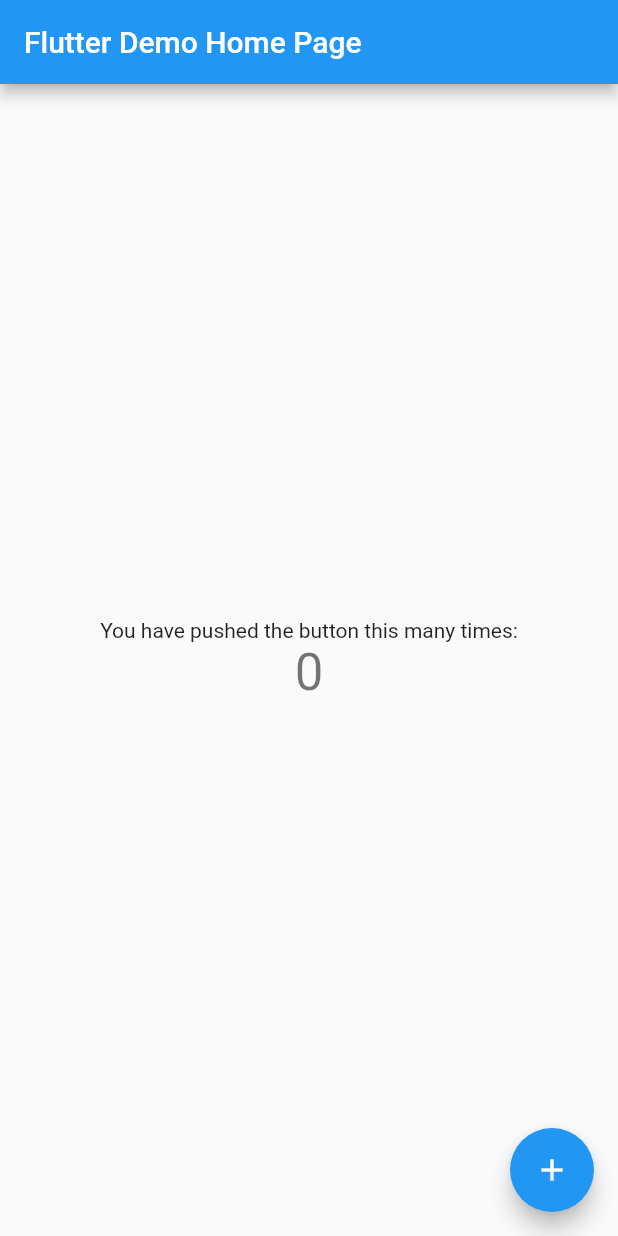
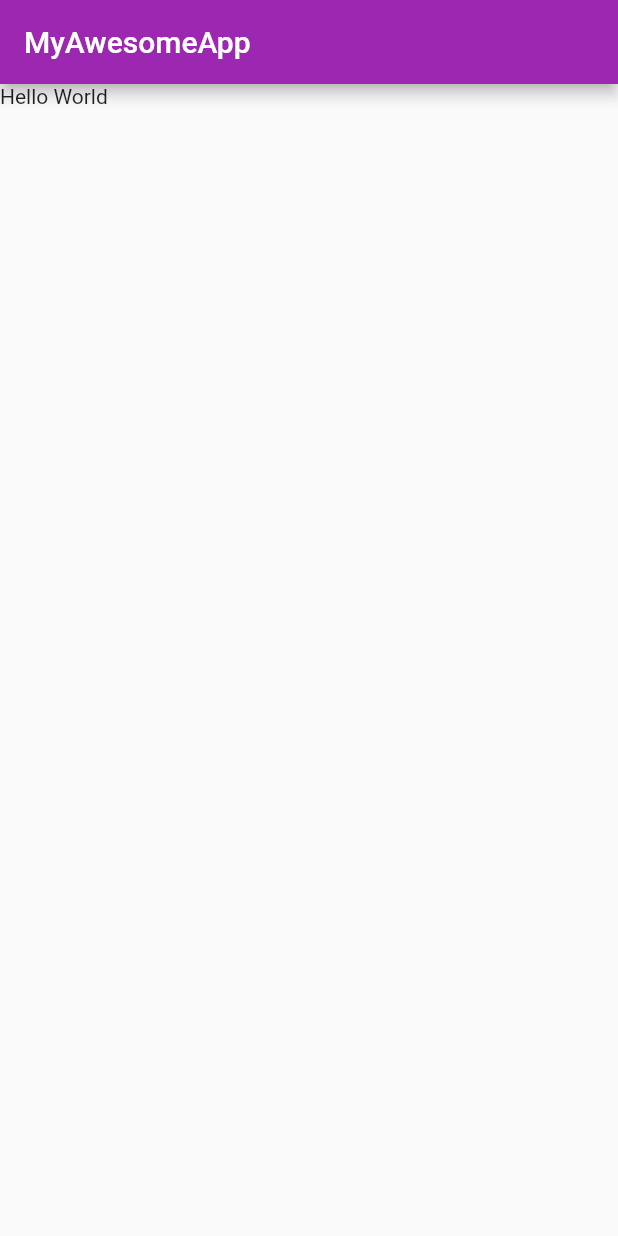
Before and after one commit to codersangam/flutter-basics, a Flutter app: the screen it shows after launch, on a phone screen of 412 x 824 dp. Run offline on Flutter 3.47's test engine with Material 2 defaults, Android fonts, the phone set to English and light mode, and no system bars.

Commit message:
day 1 complete

```diff
--- a/lib/main.dart
+++ b/lib/main.dart
@@ -1,113 +1,22 @@
 import 'package:flutter/material.dart';
 
 void main() {
-  runApp(MyApp());
+  runApp(MaterialApp(
+    home: HomePage(),
+    theme: ThemeData(primarySwatch: Colors.purple),
+  ));
 }
 
-class MyApp extends StatelessWidget {
-  // This widget is the root of your application.
+class HomePage extends StatelessWidget {
+  const HomePage({Key? key}) : super(key: key);
+
   @override
   Widget build(BuildContext context) {
-    return MaterialApp(
-      title: 'Flutter Demo',
-      theme: ThemeData(
-        // This is the theme of your application.
-        //
-        // Try running your application with "flutter run". You'll see the
-        // application has a blue toolbar. Then, without quitting the app, try
-        // changing the primarySwatch below to Colors.green and then invoke
-        // "hot reload" (press "r" in the console where you ran "flutter run",
-        // or simply save your changes to "hot reload" in a Flutter IDE).
-        // Notice that the counter didn't reset back to zero; the application
-        // is not restarted.
-        primarySwatch: Colors.blue,
+    return Scaffold(
+      appBar: AppBar(title: Text("MyAwesomeApp")),
+      body: Container(
+        child: Text("Hello World"),
       ),
-      home: MyHomePage(title: 'Flutter Demo Home Page'),
     );
   }
 }
-
-class MyHomePage extends StatefulWidget {
-  MyHomePage({Key? key, required this.title}) : super(key: key);
-
-  // This widget is the home page of your application. It is stateful, meaning
-  // that it has a State object (defined below) that contains fields that affect
-  // how it looks.
-
-  // This class is the configuration for the state. It holds the values (in this
-  // case the title) provided by the parent (in this case the App widget) and
-  // used by the build method of the State. Fields in a Widget subclass are
-  // always marked "final".
-
-  final String title;
-
-  @override
-  _MyHomePageState createState() => _MyHomePageState();
-}
-
-class _MyHomePageState extends State<MyHomePage> {
-  int _counter = 0;
-
-  void _incrementCounter() {
-    setState(() {
-      // This call to setState tells the Flutter framework that something has
-      // changed in this State, which causes it to rerun the build method below
-      // so that the display can reflect the updated values. If we changed
-      // _counter without calling setState(), then the build method would not be
-      // called again, and so nothing would appear to happen.
-      _counter++;
-    });
-  }
-
-  @override
-  Widget build(BuildContext context) {
-    // This method is rerun every time setState is called, for instance as done
-    // by the _incrementCounter method above.
-    //
-    // The Flutter framework has been optimized to make rerunning build methods
-    // fast, so that you can just rebuild anything that needs updating rather
-    // than having to individually change instances of widgets.
-    return Scaffold(
-      appBar: AppBar(
-        // Here we take the value from the MyHomePage object that was created by
-        // the App.build method, and use it to set our appbar title.
-        title: Text(widget.title),
-      ),
-      body: Center(
-        // Center is a layout widget. It takes a single child and positions it
-        // in the middle of the parent.
-        child: Column(
-          // Column is also a layout widget. It takes a list of children and
-          // arranges them vertically. By default, it sizes itself to fit its
-          // children horizontally, and tries to be as tall as its parent.
-          //
-          // Invoke "debug painting" (press "p" in the console, choose the
-          // "Toggle Debug Paint" action from the Flutter Inspector in Android
-          // Studio, or the "Toggle Debug Paint" command in Visual Studio Code)
-          // to see the wireframe for each widget.
-          //
-          // Column has various properties to control how it sizes itself and
-          // how it positions its children. Here we use mainAxisAlignment to
-          // center the children vertically; the main axis here is the vertical
-          // axis because Columns are vertical (the cross axis would be
-          // horizontal).
-          mainAxisAlignment: MainAxisAlignment.center,
-          children: <Widget>[
-            Text(
-              'You have pushed the button this many times:',
-            ),
-            Text(
-              '$_counter',
-              style: Theme.of(context).textTheme.headline4,
-            ),
-          ],
-        ),
-      ),
-      floatingActionButton: FloatingActionButton(
-        onPressed: _incrementCounter,
-        tooltip: 'Increment',
-        child: Icon(Icons.add),
-      ), // This trailing comma makes auto-formatting nicer for build methods.
-    );
-  }
-}
```
